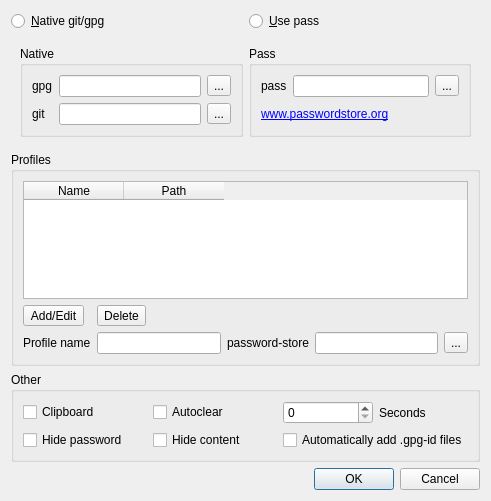
IJHack/QtPass, file dialog.ui: the form before one commit.
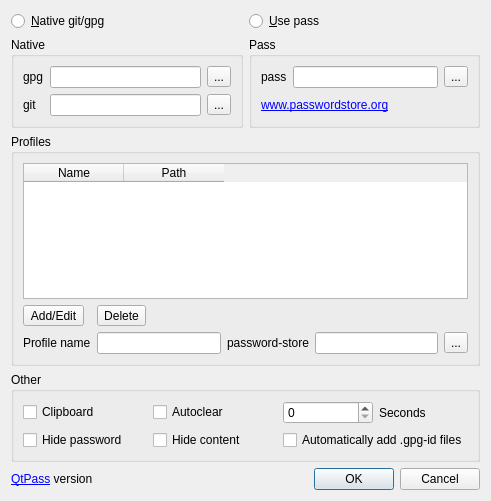
The form after the commit.

Patch:
```diff
--- a/dialog.ui
+++ b/dialog.ui
@@ -35,6 +35,18 @@
    <item>
     <widget class="QWidget" name="widget" native="true">
      <layout class="QHBoxLayout" name="horizontalLayout_2">
+      <property name="leftMargin">
+       <number>0</number>
+      </property>
+      <property name="topMargin">
+       <number>0</number>
+      </property>
+      <property name="rightMargin">
+       <number>0</number>
+      </property>
+      <property name="bottomMargin">
+       <number>0</number>
+      </property>
       <item>
        <widget class="QGroupBox" name="groupBoxNative">
         <property name="title">
@@ -102,7 +114,7 @@
           <widget class="QLineEdit" name="passPath"/>
          </item>
          <item row="1" column="0" colspan="3">
-          <widget class="QLabel" name="label">
+          <widget class="QLabel" name="zx2c4">
            <property name="text">
             <string>&lt;html&gt;&lt;head/&gt;&lt;body&gt;&lt;p&gt;&lt;a href=&quot;http://www.passwordstore.org/&quot;&gt;&lt;span style=&quot; text-decoration: underline; color:#0000ff;&quot;&gt;www.passwordstore.org&lt;/span&gt;&lt;/a&gt;&lt;/p&gt;&lt;/body&gt;&lt;/html&gt;</string>
            </property>
@@ -260,6 +272,31 @@
     </widget>
    </item>
    <item>
+    <layout class="QHBoxLayout" name="horizontalLayout_3">
+     <item>
+      <widget class="QLabel" name="label">
+       <property name="text">
+        <string>&lt;a href=&quot;http://QtPass.org/&quot;&gt;QtPass&lt;/a&gt; version </string>
+       </property>
+       <property name="openExternalLinks">
+        <bool>true</bool>
+       </property>
+      </widget>
+     </item>
+     <item>
+      <spacer name="horizontalSpacer">
+       <property name="orientation">
+        <enum>Qt::Horizontal</enum>
+       </property>
+       <property name="sizeHint" stdset="0">
+        <size>
+         <width>40</width>
+         <height>20</height>
+        </size>
+       </property>
+      </spacer>
+     </item>
+     <item>
     <widget class="QDialogButtonBox" name="buttonBox">
      <property name="orientation">
       <enum>Qt::Horizontal</enum>
@@ -268,6 +305,8 @@
       <set>QDialogButtonBox::Cancel|QDialogButtonBox::Ok</set>
      </property>
     </widget>
+     </item>
+    </layout>
    </item>
   </layout>
  </widget>
```
Left out of the diff: 3 changed lines with no effect on the pictures. Lines whose indentation alone changed are shown as unchanged.
